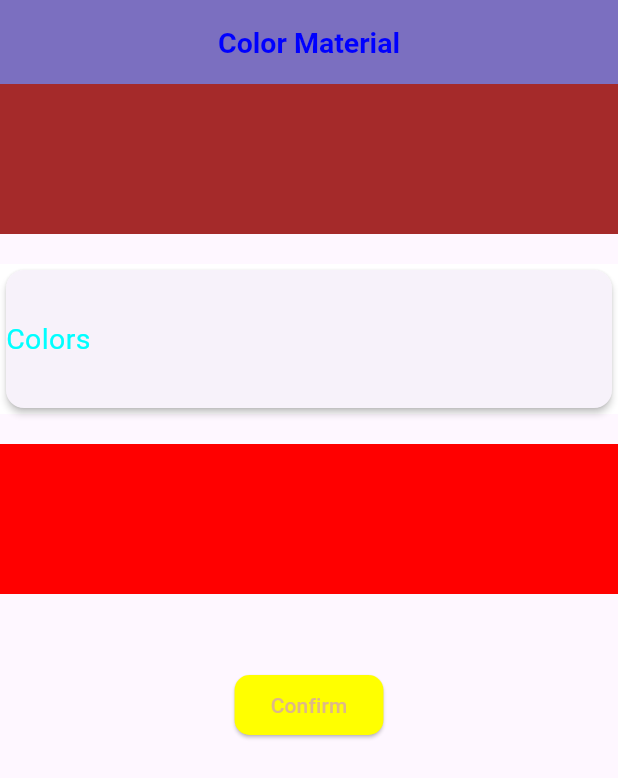
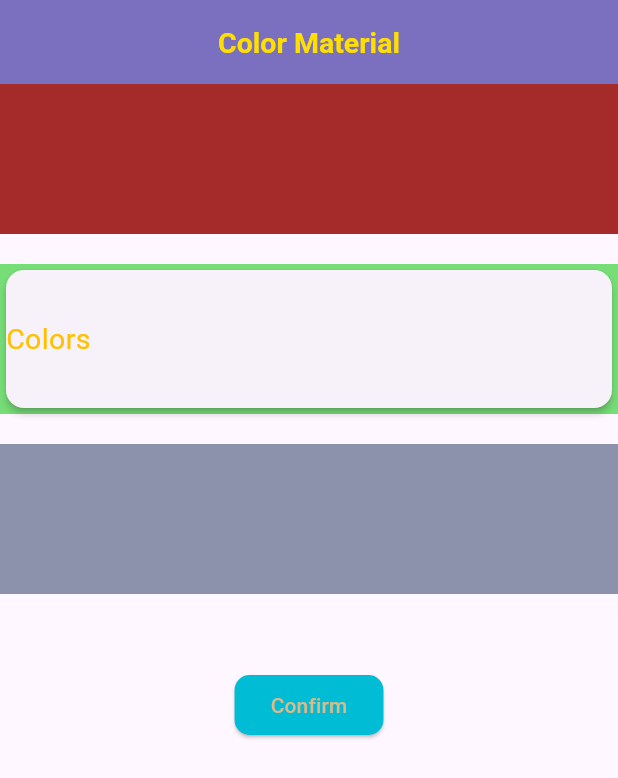
Before and after one commit to Ammar2000-Matarieh/colors_package, a Flutter app: the screen it shows after launch, on a phone screen of 412 x 824 dp. Shown: the top 778 px of the screen. Run offline on Flutter 3.47's test engine with Material 3 defaults, Android fonts, the phone set to English and light mode, and no system bars.

Commit message:
update project add new colors 2025

```diff
--- a/example/lib/main.dart
+++ b/example/lib/main.dart
@@ -36,7 +36,7 @@ class _HomeScreenState extends State<HomeScreen> {
         title: const Text(
           "Color Material",
           style: TextStyle(
-            color: MaterialColors.blue,
+            color: MaterialColors.lemonGold,
             fontSize: 19,
             fontWeight: FontWeight.bold,
           ),
@@ -60,7 +60,8 @@ class _HomeScreenState extends State<HomeScreen> {
             width: double.infinity,
             height: 100,
             decoration: const BoxDecoration(
-              color: MaterialColors.white,
+              // new colors :
+              color: MaterialColors.pastelGreen,
             ),
             child: const Card(
               elevation: 2,
@@ -69,7 +70,7 @@ class _HomeScreenState extends State<HomeScreen> {
                   Text(
                     "Colors",
                     style: TextStyle(
-                      color: MaterialColors.aqua,
+                      color: MaterialColors.goldItalicOrange,
                       fontSize: 19,
                     ),
                   ),
@@ -84,7 +85,8 @@ class _HomeScreenState extends State<HomeScreen> {
             width: double.infinity,
             height: 100,
             decoration: const BoxDecoration(
-              color: MaterialColors.red,
+              // new color
+              color: MaterialColors.coolGray,
             ),
           ),
           const SizedBox(
@@ -94,7 +96,8 @@ class _HomeScreenState extends State<HomeScreen> {
           // Example :
           ElevatedButton(
             style: ElevatedButton.styleFrom(
-              backgroundColor: MaterialColors.yellow,
+              // new colors :
+              backgroundColor: MaterialColors.cyanAccent,
               shape: RoundedRectangleBorder(
                 borderRadius: BorderRadius.circular(10),
               ),
--- a/lib/src/colors_materiel.dart
+++ b/lib/src/colors_materiel.dart
@@ -3,6 +3,102 @@ import 'package:flutter/widgets.dart';
 /// A class containing predefined material colors.
 class MaterialColors {
   MaterialColors._();
+
+  // new colors ============== : :
+
+  /// A light shade of coolGray, resembling white.
+  static const Color coolGray = Color(0xFF8C92AC);
+
+  /// A light shade of warmGray, resembling white.
+  static const Color warmGray = Color(0xFF9E7E67);
+
+  /// A light shade of charcoal, resembling white.
+  static const Color charcoal = Color(0xFF36454F);
+
+  /// A light shade of jet, resembling white.
+  static const Color jet = Color(0xFF343434);
+
+  /// A light shade of pastelBlue, resembling pastelBlue.
+
+  static const Color pastelBlue = Color(0xFFAEC6CF);
+
+  /// A light shade of pastelGreen, resembling pastelGreen.
+
+  static const Color pastelGreen = Color(0xFF77DD77);
+
+  /// A light shade of pastelPink, resembling pastelPink.
+
+  static const Color pastelPink = Color(0xFFF49AC2);
+
+  /// A light shade of pastelPurple, resembling pastelPurple.
+
+  static const Color pastelPurple = Color(0xFFB39EB5);
+
+  /// A light shade of pastelOrange, resembling pastelOrange.
+
+  static const Color pastelOrange = Color(0xFFFFB347);
+
+  /// A light shade of amber, resembling amber.
+
+  static const Color amber = Color(0xFFFFC107);
+
+  /// A light shade of deepOrange, resembling deepOrange.
+
+  static const Color deepOrange = Color(0xFFFF5722);
+
+  /// A light shade of cyanAccent, resembling cyanAccent.
+
+  static const Color cyanAccent = Color(0xFF00BCD4);
+
+  /// A light shade of indigoAccent, resembling indigoAccent.
+
+  static const Color indigoAccent = Color(0xFF3F51B5);
+
+  /// A light shade of pinkAccent, resembling pinkAccent.
+
+  static const Color pinkAccent = Color(0xFFE91E63);
+
+  /// A light shade of sand, resembling sand.
+
+  static const Color sand = Color(0xFFC2B280);
+
+  /// A light shade of desert, resembling desert.
+
+  static const Color desert = Color(0xFFEDC9AF);
+
+  /// A light shade of oliveDrabDark, resembling oliveDrabDark.
+
+  static const Color oliveDrabDark = Color(0xFF556B2F);
+
+  /// A light shade of stoneGray, resembling stoneGray.
+
+  static const Color mossGreen = Color(0xFF8A9A5B);
+
+  /// A light shade of stoneGray, resembling stoneGray.
+
+  static const Color stoneGray = Color(0xFF928E85);
+
+  /// A light shade of neonGreen, resembling neonGreen.
+
+  static const Color neonGreen = Color(0xFF39FF14);
+
+  /// A light shade of neonPink, resembling neonPink.
+
+  static const Color neonPink = Color(0xFFFF6EC7);
+
+  /// A light shade of electricBlue, resembling electricBlue.
+
+  static const Color electricBlue = Color(0xFF7DF9FF);
+
+  /// A light shade of vividOrange, resembling vividOrange.
+
+  static const Color vividOrange = Color(0xFFFF5F1F);
+
+  /// A light shade of vividPurple, resembling vividPurple.
+
+  static const Color vividPurple = Color(0xFF9A0EEA);
+
+  // new colors :
 
   /// A light shade of white, resembling white.
   static const Color white = Color(0xFFFFFFFF);
@@ -54,6 +150,14 @@ class MaterialColors {
 
   static const Color darkYellow = Color(0xFFFFAA00);
 
+  /// A light shade of darkAlpha, resembling yellow.
+
+  static const Color darkAlpha = Color(0xFFFFAAFF);
+
+  /// A light shade of darkGreen, resembling yellow.
+
+  static const Color darkGreenAlpha = Color(0xFFFFAAAA);
+
   /// A light shade of snow, resembling snow.
   static const Color snow = Color(0xFFFFFAFA);
 
@@ -99,6 +203,30 @@ class MaterialColors {
 
   static const Color gold = Color(0xFFFFD700);
 
+  /// A light shade of goldLight, resembling gold.
+
+  static const Color goldLight = Color(0xFFF4B100);
+
+  /// A light shade of goldBrilliant, resembling gold.
+
+  static const Color goldBrilliant = Color(0xFFFFEA8C);
+
+  /// A light shade of goldBright, resembling gold.
+
+  static const Color goldBright = Color(0xFFFFE55C);
+
+  /// A light shade of darkGold, resembling gold.
+
+  static const Color darkGold = Color(0xffE6C200);
+
+  /// A light shade of goldItalicOrange, resembling gold.
+
+  static const Color goldItalicOrange = Color(0xffFFC000);
+
+  /// A light shade of lemonGold, resembling gold.
+
+  static const Color lemonGold = Color(0xffFFDF00);
+
   /// A light shade of pink, resembling pink.
 
   static const Color pink = Color(0xFFFFC0CB);
@@ -135,6 +263,21 @@ class MaterialColors {
 
   static const Color orangeRed = Color(0xFFFF4500);
 
+  /// A lighter version of coral.
+  static const Color lightCoral = Color(0xFFF08080);
+
+  /// A warm shade of salmon.
+  static const Color salmon = Color(0xFFFA8072);
+
+  /// A deep shade of red.
+  static const Color fireBrick = Color(0xFFB22222);
+
+  /// A classic shade of red.
+  static const Color crimson = Color(0xFFDC143C);
+
+  /// A golden orange shade.
+  static const Color goldenRod = Color(0xFFDAA520);
+
   /// A light shade of deepPink, resembling deepPink.
 
   static const Color deepPink = Color(0xFFFF1493);
@@ -166,10 +309,6 @@ class MaterialColors {
   /// A light shade of antiqueWhite, resembling antiqueWhite.
 
   static const Color antiqueWhite = Color(0xFFFAEBD7);
-
-  /// A light shade of salmon, resembling salmon.
-
-  static const Color salmon = Color(0xFFFA8072);
 
   /// A light shade of ghostWhite, resembling ghostWhite.
 
@@ -211,10 +350,6 @@ class MaterialColors {
 
   static const Color khaki = Color(0xFFF0E68C);
 
-  /// A light shade of lightCoral, resembling lightCoral.
-
-  static const Color lightCoral = Color(0xFFF08080);
-
   /// A light shade of paleGoldenrod, resembling paleGoldenrod.
 
   static const Color paleGoldenrod = Color(0xFFEEE8AA);
@@ -246,10 +381,6 @@ class MaterialColors {
   /// A light shade of gainSboro, resembling gainSboro.
 
   static const Color gainSboro = Color(0xFFDCDCDC);
-
-  /// A light shade of crimson, resembling crimson.
-
-  static const Color crimson = Color(0xFFDC143C);
 
   /// A light shade of paleVioletRed, resembling paleVioletRed.
 
@@ -310,10 +441,6 @@ class MaterialColors {
   /// A light shade of darkGoldenrod, resembling darkGoldenrod.
 
   static const Color darkGoldenrod = Color(0xFFB8860B);
-
-  /// A light shade of fireBrick, resembling fireBrick.
-
-  static const Color fireBrick = Color(0xFFB22222);
 
   /// A light shade of powderBlue, resembling powderBlue.
 
--- a/pubspec.yaml
+++ b/pubspec.yaml
@@ -1,6 +1,6 @@
 name: c_material
 description: A package to show All Colors in Any Application for iOS and Android, support Open from a different resource like Access Eazy Colors.
-version: 0.1.6
+version: 1.0.0
 homepage: https://github.com/Ammar2000-Matarieh/colors_package.git
 
 environment:
```
Also changed, not shown: example/pubspec.lock.
